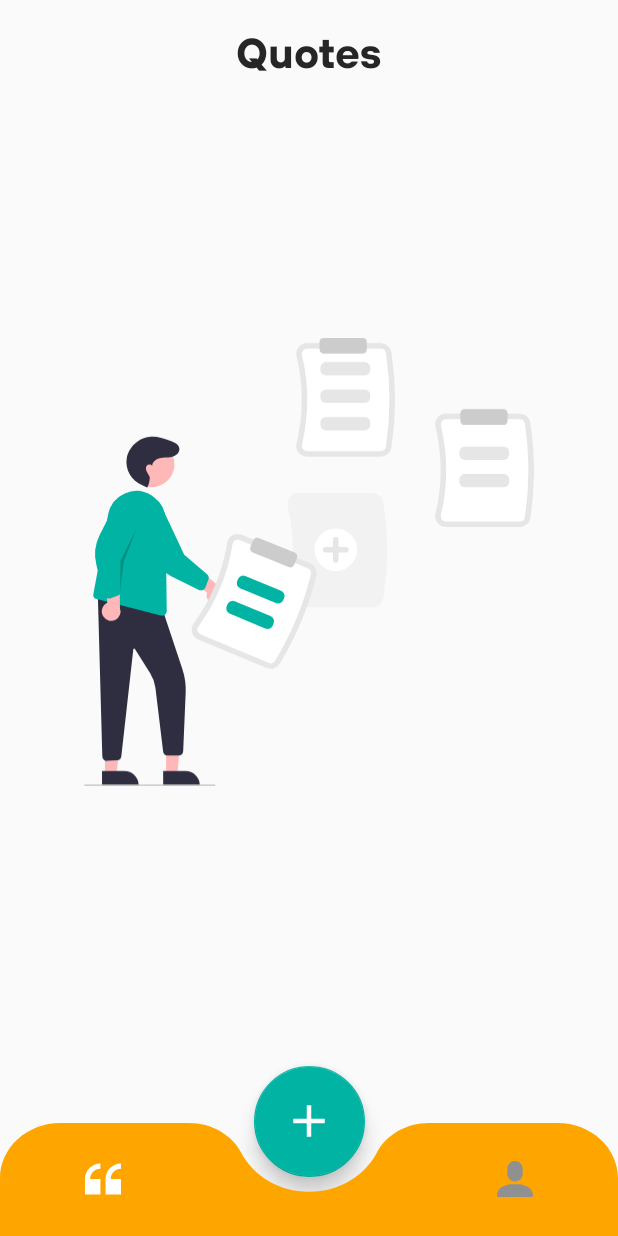
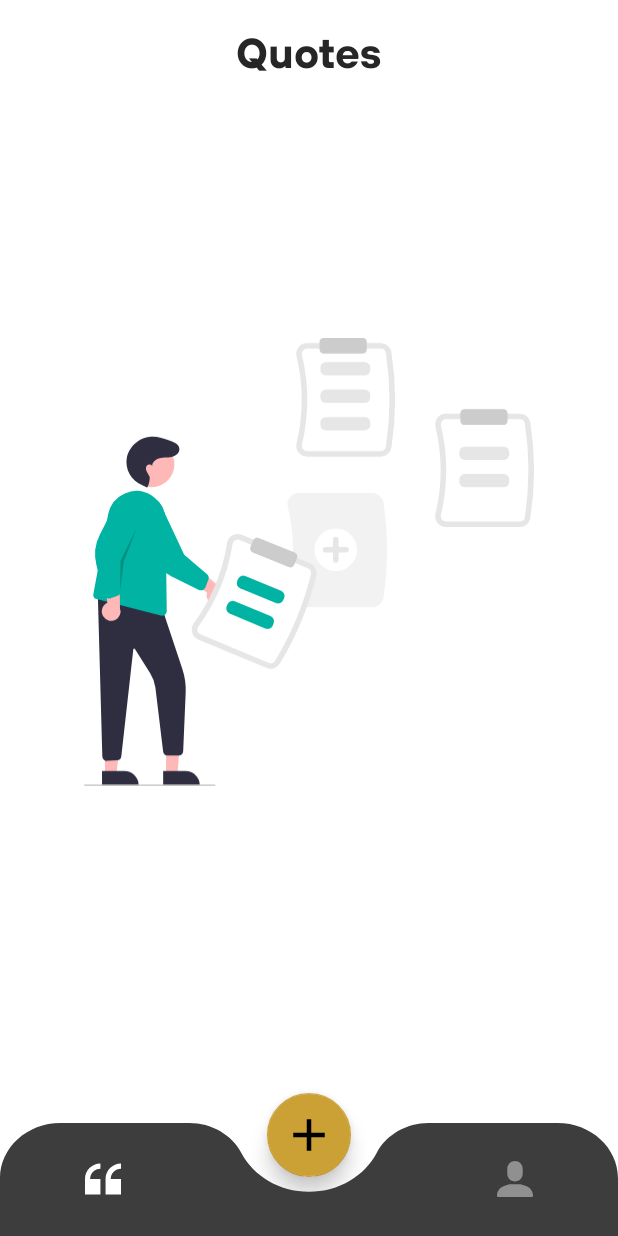
Before and after one commit to mirzemehdi/quotesapp, an Android app: the screen it shows after launch (MainActivity), on a phone screen of 412 x 824 dp. Run offline under Robolectric (Android 15) with nearby library versions, the light colour scheme and no system bars; our stand-ins replace Firebase (no records; nobody signed in at launch, a user with empty details on screens opened directly), Picasso, Timber, data binding, navigation-ui and 1 more.

Commit message:
Changing primary and secondary colors

```diff
--- a/app/build.gradle
+++ b/app/build.gradle
@@ -60,7 +60,7 @@ dependencies {
     implementation project(":data")
 
     implementation 'com.android.support:multidex:1.0.3'
-
+    implementation "com.google.android.material:material:$version_material"
     implementation "androidx.appcompat:appcompat:$version_androidx_appcompat"
     implementation "androidx.core:core-ktx:$version_androidx_core"
     implementation "androidx.constraintlayout:constraintlayout:$version_constraintlayout"
--- a/app/src/main/res/drawable/bottom_menu_bg.xml
+++ b/app/src/main/res/drawable/bottom_menu_bg.xml
@@ -4,6 +4,6 @@
     android:viewportWidth="375"
     android:viewportHeight="75">
     <path
-        android:fillColor="#ffa500"
+        android:fillColor="@color/black"
         android:pathData="M338.324,0H260.127C246.667,0 234.42,7.726 228.56,19.837C221.187,35.072 205.571,45.58 187.509,45.58C169.447,45.58 153.832,35.072 146.458,19.837C140.598,7.717 128.351,0 114.891,0H36.676C16.422,0 0,16.422 0,36.676V75.181H375V36.676C375,16.422 358.578,0 338.324,0Z" />
 </vector>
--- a/app/src/main/res/layout/activity_main.xml
+++ b/app/src/main/res/layout/activity_main.xml
@@ -32,18 +32,17 @@
         android:src="@drawable/ic_add"
         android:clickable="true"
         android:focusable="true"
-        android:tint="#fff"
         app:elevation="@dimen/size_elevation_add_quote"
-        app:fabCustomSize="@dimen/size_add_quote_button"
         app:layout_constraintBottom_toBottomOf="parent"
         app:layout_constraintEnd_toEndOf="parent"
         app:layout_constraintStart_toStartOf="parent"
         app:layout_constraintTop_toTopOf="parent"
         app:layout_constraintVertical_bias="1"
-        app:rippleColor="@color/colorPrimary"
+
         app:useCompatPadding="false">
 
     </com.google.android.material.floatingactionbutton.FloatingActionButton>
+
 
 
     <com.google.android.material.bottomnavigation.BottomNavigationView
--- a/app/src/main/res/layout/fragment_add_quote.xml
+++ b/app/src/main/res/layout/fragment_add_quote.xml
@@ -72,7 +72,7 @@
                         android:maxHeight="@dimen/max_height_new_quote"
 
                         android:text="@={viewModel.quoteText}"
-                        android:textColor="@color/colorBlack"
+                        android:textColor="@color/black"
                         android:textSize="@dimen/new_quote_text_size" />
                 </com.google.android.material.textfield.TextInputLayout>
 
@@ -101,7 +101,7 @@
                         android:inputType="textCapSentences"
 
                         android:text="@={viewModel.quoteAuthor}"
-                        android:textColor="@color/colorBlack"
+                        android:textColor="@color/black"
                         android:textSize="@dimen/new_quote_text_size" />
                 </com.google.android.material.textfield.TextInputLayout>
 
--- a/app/src/main/res/layout/fragment_profile.xml
+++ b/app/src/main/res/layout/fragment_profile.xml
@@ -68,7 +68,7 @@
             android:layout_margin="1dp"
             android:textSize="24sp"
             android:fontFamily="@font/tthoves_bold"
-            android:textColor="@color/colorBlack"
+            android:textColor="@color/black"
             android:layout_width="wrap_content"
             android:layout_height="wrap_content">
 
@@ -77,7 +77,7 @@
         <TextView
             android:text="@string/text_quotes"
             android:textSize="12sp"
-            android:textColor="@color/colorBlack"
+            android:textColor="@color/black"
             android:fontFamily="@font/tthoves_medium"
             android:layout_width="wrap_content"
             android:layout_height="wrap_content">
--- a/app/src/main/res/layout/item_quote_list.xml
+++ b/app/src/main/res/layout/item_quote_list.xml
@@ -11,11 +11,9 @@
 
     <com.google.android.material.card.MaterialCardView
         android:layout_width="match_parent"
-        app:cardBackgroundColor="@color/colorQuoteCardViewBg"
         android:layout_margin="@dimen/marginQuoteCardView"
-
+        app:cardBackgroundColor="?attr/colorSurface"
         app:cardCornerRadius="@dimen/card_quote_corner_radius_"
-
         app:cardElevation="@dimen/card_quote_elevation"
         android:layout_height="wrap_content">
 
--- a/app/src/main/res/values/colors.xml
+++ b/app/src/main/res/values/colors.xml
@@ -7,7 +7,6 @@
     <color name="colorDarkBlack">#262626</color>
     <color name="colorSilver">#909090</color>
 
-    <color name="colorBlack">#3d3d3d</color>
 
 
     <color name="colorPlaceHolder">#A6A6A6</color>
@@ -21,4 +20,15 @@
     <color name="colorDarkBlue">#223263</color>
     <color name="colorBorder">#D8C7B7</color>
 
+
+
+
+
+    <color name="black">#3d3d3d</color>
+    <color name="gold">#CBA135</color>
+    <color name="ecruWhite">#F3EFE0</color>
+
+
+
+
 </resources>
--- a/app/src/main/res/values/styles.xml
+++ b/app/src/main/res/values/styles.xml
@@ -1,10 +1,11 @@
 <resources>
     <!-- Base application theme. -->
-    <style name="AppTheme" parent="Theme.AppCompat.Light.NoActionBar">
+    <style name="AppTheme" parent="Theme.MaterialComponents.Light.NoActionBar">
         <!-- Customize your theme here. -->
-        <item name="colorPrimary">@color/colorPrimary</item>
-        <item name="colorPrimaryDark">@color/colorPrimaryDark</item>
-        <item name="colorAccent">@color/colorAccent</item>
+        <item name="colorPrimary">@color/black</item>
+        <item name="colorPrimaryDark">@color/black</item>
+        <item name="colorSecondary">@color/gold</item>
+        <item name="colorSurface">@color/ecruWhite</item>
 
     </style>
 
--- a/build.gradle
+++ b/build.gradle
@@ -7,6 +7,7 @@ buildscript {
         kotlin_version = '1.4.32'
         version_navigation = "2.3.5"
         version_constraintlayout = "2.0.4"
+        version_material = "1.3.0"
         version_androidx_core = "1.5.0"
         version_androidx_appcompat = "1.3.0"
         version_androidx_junit = "1.1.2"
```
